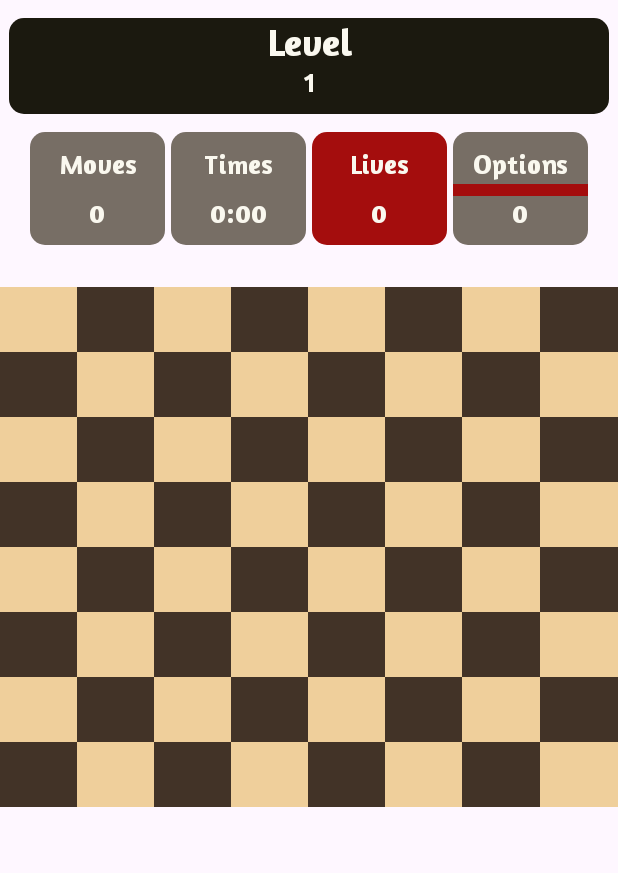
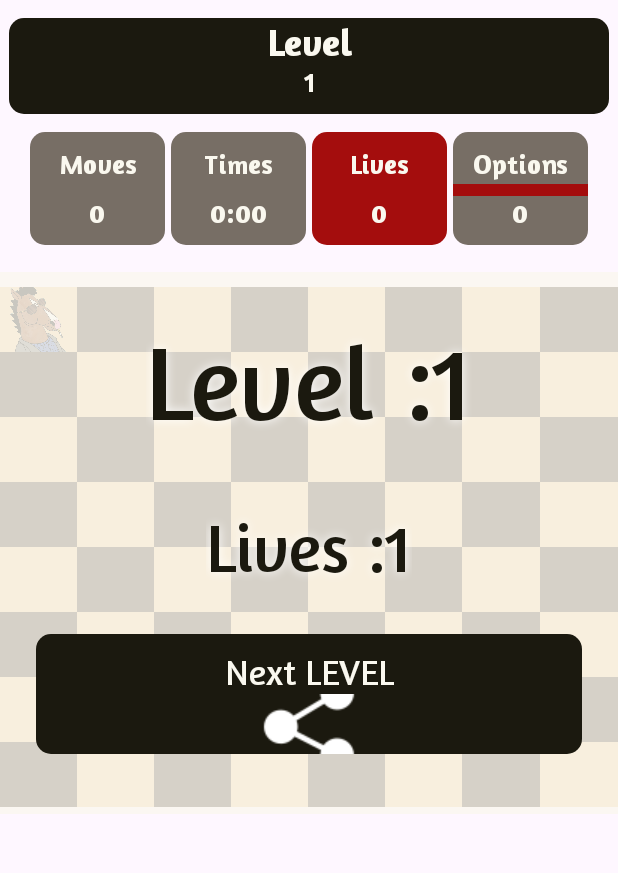
Before and after one commit to lenncode/CHESS---HOURSE, an Android app: the screen it shows after launch (MainActivity), on a phone screen of 412 x 824 dp, the part 130-1003 px from its top. Run offline under Robolectric (Android 15) with nearby library versions, the phone set to English and light mode, and no system bars.

Commit message:
Diseño Visual del Mensaje de Fin de Partida

```diff
--- a/app/src/main/res/layout/activity_main.xml
+++ b/app/src/main/res/layout/activity_main.xml
@@ -230,7 +230,7 @@
                         android:layout_height="8dp"
                         android:background="@color/contrast_date"
 
-                        android:translationY="-8dp"/>
+                        android:translationY="-8dp" />
 
                     <TextView
                         android:id="@+id/tvOptionsData"
@@ -270,6 +270,7 @@
                             android:layout_weight="1"
                             android:background="@color/white_cell"
                             android:onClick="checkChellClick"
+                            android:src="@drawable/bojackhorse"
                             android:tag="c07" />
 
                         <ImageView
@@ -281,6 +282,7 @@
                             android:background="@color/black_cell"
                             android:onClick="checkChellClick"
                             android:tag="c17" />
+
                         <ImageView
                             android:id="@+id/c27"
                             android:layout_width="0dp"
@@ -290,6 +292,7 @@
                             android:background="@color/white_cell"
                             android:onClick="checkChellClick"
                             android:tag="c27" />
+
                         <ImageView
                             android:id="@+id/c37"
                             android:layout_width="0dp"
@@ -299,6 +302,7 @@
                             android:background="@color/black_cell"
                             android:onClick="checkChellClick"
                             android:tag="c37" />
+
                         <ImageView
                             android:id="@+id/c47"
                             android:layout_width="0dp"
@@ -308,6 +312,7 @@
                             android:background="@color/white_cell"
                             android:onClick="checkChellClick"
                             android:tag="c47" />
+
                         <ImageView
                             android:id="@+id/c57"
                             android:layout_width="0dp"
@@ -317,6 +322,7 @@
                             android:background="@color/black_cell"
                             android:onClick="checkChellClick"
                             android:tag="c57" />
+
                         <ImageView
                             android:id="@+id/c67"
                             android:layout_width="0dp"
@@ -326,6 +332,7 @@
                             android:background="@color/white_cell"
                             android:onClick="checkChellClick"
                             android:tag="c67" />
+
                         <ImageView
                             android:id="@+id/c77"
                             android:layout_width="0dp"
@@ -337,8 +344,8 @@
                             android:tag="c77" />
 
                     </TableRow>
+
                     <TableRow android:weightSum="8">
-
 
 
                         <ImageView
@@ -350,6 +357,7 @@
                             android:background="@color/black_cell"
                             android:onClick="checkChellClick"
                             android:tag="c06" />
+
                         <ImageView
                             android:id="@+id/c16"
                             android:layout_width="0dp"
@@ -359,6 +367,7 @@
                             android:background="@color/white_cell"
                             android:onClick="checkChellClick"
                             android:tag="c16" />
+
                         <ImageView
                             android:id="@+id/c26"
                             android:layout_width="0dp"
@@ -368,6 +377,7 @@
                             android:background="@color/black_cell"
                             android:onClick="checkChellClick"
                             android:tag="c26" />
+
                         <ImageView
                             android:id="@+id/c36"
                             android:layout_width="0dp"
@@ -377,6 +387,7 @@
                             android:background="@color/white_cell"
                             android:onClick="checkChellClick"
                             android:tag="c36" />
+
                         <ImageView
                             android:id="@+id/c46"
                             android:layout_width="0dp"
@@ -386,6 +397,7 @@
                             android:background="@color/black_cell"
                             android:onClick="checkChellClick"
                             android:tag="c46" />
+
                         <ImageView
                             android:id="@+id/c56"
                             android:layout_width="0dp"
@@ -395,6 +407,7 @@
                             android:background="@color/white_cell"
                             android:onClick="checkChellClick"
                             android:tag="c56" />
+
                         <ImageView
                             android:id="@+id/c66"
                             android:layout_width="0dp"
@@ -404,6 +417,7 @@
                             android:background="@color/black_cell"
                             android:onClick="checkChellClick"
                             android:tag="c66" />
+
                         <ImageView
                             android:id="@+id/c76"
                             android:layout_width="0dp"
@@ -414,6 +428,7 @@
                             android:onClick="checkChellClick"
                             android:tag="c76" />
                     </TableRow>
+
                     <TableRow android:weightSum="8">
 
                         <ImageView
@@ -435,6 +450,7 @@
                             android:background="@color/black_cell"
                             android:onClick="checkChellClick"
                             android:tag="c15" />
+
                         <ImageView
                             android:id="@+id/c25"
                             android:layout_width="0dp"
@@ -444,6 +460,7 @@
                             android:background="@color/white_cell"
                             android:onClick="checkChellClick"
                             android:tag="c25" />
+
                         <ImageView
                             android:id="@+id/c35"
                             android:layout_width="0dp"
@@ -453,6 +470,7 @@
                             android:background="@color/black_cell"
                             android:onClick="checkChellClick"
                             android:tag="c35" />
+
                         <ImageView
                             android:id="@+id/c45"
                             android:layout_width="0dp"
@@ -462,6 +480,7 @@
                             android:background="@color/white_cell"
                             android:onClick="checkChellClick"
                             android:tag="c45" />
+
                         <ImageView
                             android:id="@+id/c55"
                             android:layout_width="0dp"
@@ -471,6 +490,7 @@
                             android:background="@color/black_cell"
                             android:onClick="checkChellClick"
                             android:tag="c55" />
+
                         <ImageView
                             android:id="@+id/c65"
                             android:layout_width="0dp"
@@ -480,6 +500,7 @@
                             android:background="@color/white_cell"
                             android:onClick="checkChellClick"
                             android:tag="65" />
+
                         <ImageView
                             android:id="@+id/c75"
                             android:layout_width="0dp"
@@ -491,8 +512,8 @@
                             android:tag="c75" />
 
                     </TableRow>
+
                     <TableRow android:weightSum="8">
-
 
 
                         <ImageView
@@ -504,6 +525,7 @@
                             android:background="@color/black_cell"
                             android:onClick="checkChellClick"
                             android:tag="c04" />
+
                         <ImageView
                             android:id="@+id/c14"
                             android:layout_width="0dp"
@@ -513,6 +535,7 @@
                             android:background="@color/white_cell"
                             android:onClick="checkChellClick"
                             android:tag="c14" />
+
                         <ImageView
                             android:id="@+id/c24"
                             android:layout_width="0dp"
@@ -522,6 +545,7 @@
                             android:background="@color/black_cell"
                             android:onClick="checkChellClick"
                             android:tag="c24" />
+
                         <ImageView
                             android:id="@+id/c34"
                             android:layout_width="0dp"
@@ -531,6 +555,7 @@
                             android:background="@color/white_cell"
                             android:onClick="checkChellClick"
                             android:tag="c34" />
+
                         <ImageView
                             android:id="@+id/c44"
                             android:layout_width="0dp"
@@ -540,6 +565,7 @@
                             android:background="@color/black_cell"
                             android:onClick="checkChellClick"
                             android:tag="c44" />
+
                         <ImageView
                             android:id="@+id/c54"
                             android:layout_width="0dp"
@@ -549,6 +575,7 @@
                             android:background="@color/white_cell"
                             android:onClick="checkChellClick"
                             android:tag="c54" />
+
                         <ImageView
                             android:id="@+id/c64"
                             android:layout_width="0dp"
@@ -558,6 +585,7 @@
                             android:background="@color/black_cell"
                             android:onClick="checkChellClick"
                             android:tag="c64" />
+
                         <ImageView
                             android:id="@+id/c74"
                             android:layout_width="0dp"
@@ -568,6 +596,7 @@
                             android:onClick="checkChellClick"
                             android:tag="c74" />
                     </TableRow>
+
                     <TableRow android:weightSum="8">
 
                         <ImageView
@@ -589,6 +618,7 @@
                             android:background="@color/black_cell"
                             android:onClick="checkChellClick"
                             android:tag="c13" />
+
                         <ImageView
                             android:id="@+id/c23"
                             android:layout_width="0dp"
@@ -598,6 +628,7 @@
                             android:background="@color/white_cell"
                             android:onClick="checkChellClick"
                             android:tag="c23" />
+
                         <ImageView
                             android:id="@+id/c33"
                             android:layout_width="0dp"
@@ -607,6 +638,7 @@
                             android:background="@color/black_cell"
                             android:onClick="checkChellClick"
                             android:tag="c33" />
+
                         <ImageView
                             android:id="@+id/c43"
                             android:layout_width="0dp"
@@ -616,6 +648,7 @@
                             android:background="@color/white_cell"
                             android:onClick="checkChellClick"
                             android:tag="c43" />
+
                         <ImageView
                             android:id="@+id/c53"
                             android:layout_width="0dp"
@@ -625,6 +658,7 @@
                             android:background="@color/black_cell"
                             android:onClick="checkChellClick"
                             android:tag="c53" />
+
                         <ImageView
                             android:id="@+id/c63"
                             android:layout_width="0dp"
@@ -634,6 +668,7 @@
                             android:background="@color/white_cell"
                             android:onClick="checkChellClick"
                             android:tag="c63" />
+
                         <ImageView
                             android:id="@+id/c73"
                             android:layout_width="0dp"
@@ -645,8 +680,8 @@
                             android:tag="c73" />
 
                     </TableRow>
+
                     <TableRow android:weightSum="8">
-
 
 
                         <ImageView
@@ -658,6 +693,7 @@
                             android:background="@color/black_cell"
                             android:onClick="checkChellClick"
                             android:tag="c02" />
+
                         <ImageView
                             android:id="@+id/c12"
                             android:layout_width="0dp"
@@ -667,6 +703,7 @@
                             android:background="@color/white_cell"
                             android:onClick="checkChellClick"
                             android:tag="c12" />
+
                         <ImageView
                             android:id="@+id/c22"
                             android:layout_width="0dp"
@@ -676,6 +713,7 @@
                             android:background="@color/black_cell"
                             android:onClick="checkChellClick"
                             android:tag="c22" />
+
                         <ImageView
                             android:id="@+id/c32"
                             android:layout_width="0dp"
@@ -685,6 +723,7 @@
                             android:background="@color/white_cell"
                             android:onClick="checkChellClick"
                             android:tag="c32" />
+
                         <ImageView
                             android:id="@+id/c42"
                             android:layout_width="0dp"
@@ -694,6 +733,7 @@
                             android:background="@color/black_cell"
                             android:onClick="checkChellClick"
                             android:tag="c42" />
+
                         <ImageView
                             android:id="@+id/c52"
                             android:layout_width="0dp"
@@ -703,6 +743,7 @@
                             android:background="@color/white_cell"
                             android:onClick="checkChellClick"
                             android:tag="c52" />
+
                         <ImageView
                             android:id="@+id/c62"
                             android:layout_width="0dp"
@@ -712,6 +753,7 @@
                             android:background="@color/black_cell"
                             android:onClick="checkChellClick"
                             android:tag="c62" />
+
                         <ImageView
                             android:id="@+id/c72"
                             android:layout_width="0dp"
@@ -722,6 +764,7 @@
                             android:onClick="checkChellClick"
                             android:tag="c72" />
                     </TableRow>
+
                     <TableRow android:weightSum="8">
 
                         <ImageView
@@ -743,6 +786,7 @@
                             android:background="@color/black_cell"
                             android:onClick="checkChellClick"
                             android:tag="c11" />
+
                         <ImageView
                             android:id="@+id/c21"
                             android:layout_width="0dp"
@@ -752,6 +796,7 @@
                             android:background="@color/white_cell"
                             android:onClick="checkChellClick"
                             android:tag="c21" />
+
                         <ImageView
                             android:id="@+id/c31"
                             android:layout_width="0dp"
@@ -761,6 +806,7 @@
                             android:background="@color/black_cell"
                             android:onClick="checkChellClick"
                             android:tag="c31" />
+
                         <ImageView
                             android:id="@+id/c41"
                             android:layout_width="0dp"
@@ -770,6 +816,7 @@
                             android:background="@color/white_cell"
                             android:onClick="checkChellClick"
                             android:tag="c41" />
+
                         <ImageView
                             android:id="@+id/c51"
                             android:layout_width="0dp"
@@ -779,6 +826,7 @@
                             android:background="@color/black_cell"
                             android:onClick="checkChellClick"
                             android:tag="c51" />
+
                         <ImageView
                             android:id="@+id/c61"
                             android:layout_width="0dp"
@@ -788,6 +836,7 @@
                             android:background="@color/white_cell"
                             android:onClick="checkChellClick"
                             android:tag="c61" />
+
                         <ImageView
                             android:id="@+id/c71"
                             android:layout_width="0dp"
@@ -803,7 +852,6 @@
                     <TableRow android:weightSum="8">
 
 
-
                         <ImageView
                             android:id="@+id/c00"
                             android:layout_width="0dp"
@@ -813,6 +861,7 @@
                             android:background="@color/black_cell"
                             android:onClick="checkChellClick"
                             android:tag="c02" />
+
                         <ImageView
                             android:id="@+id/c10"
                             android:layout_width="0dp"
@@ -822,6 +871,7 @@
                             android:background="@color/white_cell"
                             android:onClick="checkChellClick"
                             android:tag="c10" />
+
                         <ImageView
                             android:id="@+id/c20"
                             android:layout_width="0dp"
@@ -831,6 +881,7 @@
                             android:background="@color/black_cell"
                             android:onClick="checkChellClick"
                             android:tag="c20" />
+
                         <ImageView
                             android:id="@+id/c30"
                             android:layout_width="0dp"
@@ -840,6 +891,7 @@
                             android:background="@color/white_cell"
                             android:onClick="checkChellClick"
                             android:tag="c30" />
+
                         <ImageView
                             android:id="@+id/c40"
                             android:layout_width="0dp"
@@ -849,6 +901,7 @@
                             android:background="@color/black_cell"
                             android:onClick="checkChellClick"
                             android:tag="c40" />
+
                         <ImageView
                             android:id="@+id/c50"
                             android:layout_width="0dp"
@@ -858,6 +911,7 @@
                             android:background="@color/white_cell"
                             android:onClick="checkChellClick"
                             android:tag="c50" />
+
                         <ImageView
                             android:id="@+id/c60"
                             android:layout_width="0dp"
@@ -867,6 +921,7 @@
                             android:background="@color/black_cell"
                             android:onClick="checkChellClick"
                             android:tag="c60" />
+
                         <ImageView
                             android:id="@+id/c70"
                             android:layout_width="0dp"
@@ -879,6 +934,73 @@
                     </TableRow>
 
                 </TableLayout>
+
+                <LinearLayout
+                    android:id="@+id/lyMessage"
+                    android:layout_width="match_parent"
+                    android:layout_height="wrap_content"
+                    android:layout_centerVertical="true"
+                    android:layout_marginTop="20dp"
+                    android:background="@color/message_bg"
+                    android:orientation="vertical"
+                    android:visibility="visible">
+
+                    <TextView
+                        android:id="@+id/tvIntroLevel"
+                        android:layout_width="wrap_content"
+                        android:layout_height="wrap_content"
+                        android:layout_gravity="center"
+                        android:layout_marginTop="30dp"
+                        android:fontFamily="@font/amaranth_regular"
+                        android:shadowColor="@color/white"
+                        android:shadowRadius="8"
+                        android:text="Level :1"
+                        android:textColor="@color/app_color_dark"
+                        android:textSize="70sp" />
+
+                    <TextView
+                        android:id="@+id/tvIntroLive"
+                        android:layout_width="wrap_content"
+                        android:layout_height="wrap_content"
+                        android:layout_gravity="center"
+                        android:layout_marginTop="40dp"
+                        android:fontFamily="@font/amaranth_regular"
+                        android:shadowColor="@color/white"
+                        android:shadowRadius="8"
+                        android:text="Lives :1"
+                        android:textColor="@color/app_color_dark"
+                        android:textSize="45sp" />
+
+                    <TextView
+                        android:id="@+id/tvAction"
+                        android:layout_width="match_parent"
+                        android:layout_height="40dp"
+                        android:layout_gravity="center"
+                        android:layout_marginLeft="24dp"
+                        android:layout_marginTop="30dp"
+                        android:layout_marginRight="24dp"
+                        android:background="@drawable/bg_title_top"
+                        android:fontFamily="@font/amaranth_regular"
+                       android:onClick="launchAction"
+                        android:paddingTop="10dp"
+                        android:text="Next LEVEL"
+                        android:textAlignment="center"
+                        android:textColor="@color/app_color_light"
+                        android:textSize="24sp" />
+                    <ImageButton
+                        android:id="@+id/ibtShare"
+                        android:layout_width="match_parent"
+                        android:layout_height="40dp"
+                        android:layout_marginLeft="24dp"
+                        android:layout_marginRight="24dp"
+                        android:layout_marginBottom="40dp"
+                        android:background="@drawable/bg_title_bottom"
+
+                        android:onClick="launchShareGame"
+                        android:src="@drawable/compartir"
+                        android:visibility="visible"
+                         />
+                </LinearLayout>
             </RelativeLayout>
         </LinearLayout>
 
```
Also changed, not shown: app/src/main/res/drawable/bojackhorse.png (added), app/src/main/res/drawable/compartir.png (added), app/src/main/res/drawable/pickle_rick.png (deleted). Lines whose indentation alone changed are shown as unchanged.
